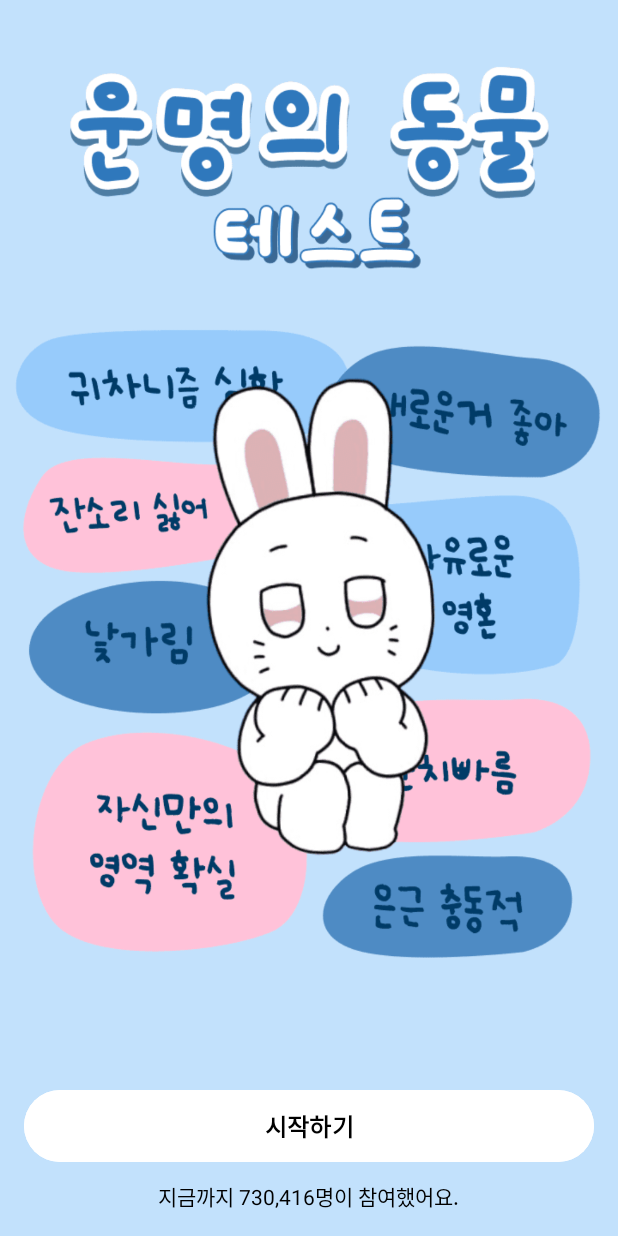
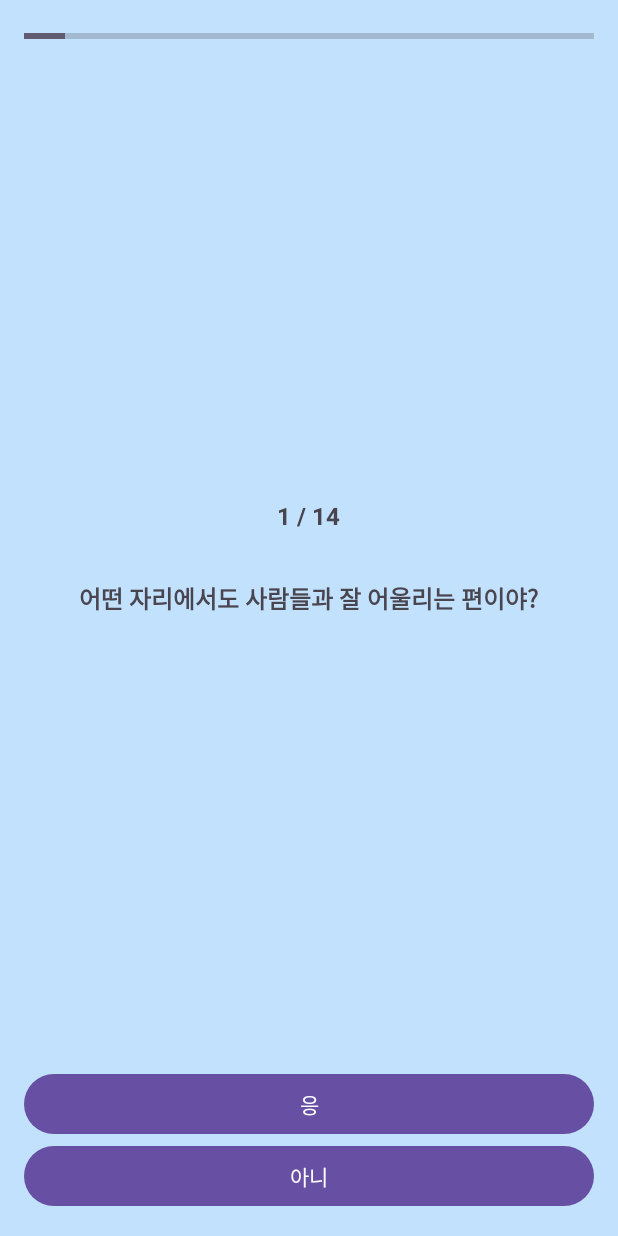
Before and after one commit to jinii9/7_androidStudio_project, an Android app: the screen it shows after launch (MainActivity before the commit, QuizActivity after it), after a tap on "시작하기", on a phone screen of 412 x 824 dp. Run offline under Robolectric (Android 15) with nearby library versions, the phone set to English and light mode, and no system bars.

Commit message:
QuizActivity

```diff
--- a/app/src/main/AndroidManifest.xml
+++ b/app/src/main/AndroidManifest.xml
@@ -13,6 +13,12 @@
         android:theme="@style/Theme.AnimalMbtiApp"
         tools:targetApi="31">
         <activity
+            android:name=".ResultActivity"
+            android:exported="false" />
+        <activity
+            android:name=".QuizActivity"
+            android:exported="false" />
+        <activity
             android:name=".MainActivity"
             android:exported="true">
             <intent-filter>
--- a/app/src/main/java/com/zoonmy/animalmbtiapp/MainActivity.kt
+++ b/app/src/main/java/com/zoonmy/animalmbtiapp/MainActivity.kt
@@ -1,22 +1,35 @@
 package com.zoonmy.animalmbtiapp
 
+import android.content.Intent
 import android.os.Bundle
 import android.widget.Button
-import androidx.activity.enableEdgeToEdge
+import androidx.activity.result.ActivityResult
+import androidx.activity.result.ActivityResultLauncher
+import androidx.activity.result.contract.ActivityResultContracts
 import androidx.appcompat.app.AppCompatActivity
-import androidx.core.view.ViewCompat
-import androidx.core.view.WindowInsetsCompat
+
 
 class MainActivity : AppCompatActivity() {
+    private lateinit var getResult: ActivityResultLauncher<Intent>
+
     override fun onCreate(savedInstanceState: Bundle?) {
         super.onCreate(savedInstanceState)
-        enableEdgeToEdge()
         setContentView(R.layout.activity_main)
+
+        getResult = registerForActivityResult(
+            ActivityResultContracts.StartActivityForResult()
+        ) { result ->
+            if (result.resultCode == RESULT_OK && result.data != null) {
+                val data = result.data!!.getStringExtra("resultKey")
+                // 결과 처리
+            }
+        }
 
         val startButton = findViewById<Button>(R.id.startButton)
 
         startButton.setOnClickListener {
-
+            val intent = Intent(this, QuizActivity::class.java)
+            getResult.launch(intent) // QuizActivity 실행
         }
     }
 }
--- /dev/null
+++ b/app/src/main/java/com/zoonmy/animalmbtiapp/QuizActivity.kt
@@ -0,0 +1,121 @@
+package com.zoonmy.animalmbtiapp
+
+import android.content.Intent
+import android.os.Bundle
+import android.util.Log
+import android.widget.Button
+import android.widget.ProgressBar
+import android.widget.TextView
+import androidx.activity.enableEdgeToEdge
+import androidx.appcompat.app.AppCompatActivity
+import androidx.core.view.ViewCompat
+import androidx.core.view.WindowInsetsCompat
+
+class QuizActivity : AppCompatActivity() {
+    private var currentQuestionIndex = 0 // 현재 질문의 인덱스
+    private val results = mutableMapOf(
+        "E" to 0, "I" to 0,
+        "N" to 0, "S" to 0,
+        "T" to 0, "F" to 0,
+        "J" to 0, "P" to 0
+    )
+
+    private val questions = listOf(
+        "어떤 자리에서도 사람들과 잘 어울리는 편이야?" to "E/I",
+        "새로운 사람 만나는 거 좋아해?" to "E/I",
+        "열린 결말의 영화를 좋아해?" to "N/S",
+        "싸울 때 잘잘못을 먼저 따지는 편이야?" to "T/F",
+        "새로운 사람과 대화할 때 말을 많이 하는 편이야?" to "E/I",
+        "너는 상상력이 풍부해?" to "N/S",
+        "주말에 쉬고 있는데 갑자기 친구가 나오라고 하면 나가?" to "E/I",
+        "갑자기 계획 바뀌면 스트레스 받는 편이야?" to "J/P",
+        "일상적인 루틴을 잘 지키는 편이야?" to "J/P",
+        "친구들이랑 대화 중에 '만약에...'라는 질문을 많이 해?" to "N/S",
+        "다른 사람들이 뭐라고 하든, 하고 싶은 거 하는 편이야?" to "T/F",
+        "팀플할 때, 분위기보다는\n효율성과 결과를 더 중요하게 생각해?" to "T/F",
+        "사람들과 함께 있으면 에너지가 더 생긴다고 느껴?" to "E/I",
+        "모든 일을 완벽하게 끝내야 다음으로 넘어가는 편이야?" to "J/P"
+    )
+
+    override fun onCreate(savedInstanceState: Bundle?) {
+        super.onCreate(savedInstanceState)
+        setContentView(R.layout.activity_quiz)
+
+        val progressBar = findViewById<ProgressBar>(R.id.progressBar)
+        val textViewProgress = findViewById<TextView>(R.id.textView)
+        val textViewQuestion = findViewById<TextView>(R.id.textView2)
+        val buttonYes = findViewById<Button>(R.id.button)
+        val buttonNo = findViewById<Button>(R.id.button2)
+
+        // ProgressBar 설정
+        progressBar.max = questions.size
+
+        // 첫 질문 표시
+        updateQuestion(textViewQuestion, textViewProgress, progressBar)
+
+        // "응" 버튼 클릭 시
+        buttonYes.setOnClickListener {
+            updateResult(true) // "예" 선택
+            nextQuestion(textViewQuestion, textViewProgress, progressBar)
+        }
+
+        // "아니" 버튼 클릭 시
+        buttonNo.setOnClickListener {
+            updateResult(false) // "아니오" 선택
+            nextQuestion(textViewQuestion, textViewProgress, progressBar)
+        }
+    }
+
+
+    private fun updateQuestion(
+        textViewQuestion: TextView,
+        textViewProgress: TextView,
+        progressBar: ProgressBar
+    ) {
+        if (currentQuestionIndex < questions.size) {
+            val (question, _) = questions[currentQuestionIndex]
+            textViewQuestion.text = question // 현재 질문 표시
+            textViewProgress.text = "${currentQuestionIndex + 1} / ${questions.size}" // 진행률 표시
+            progressBar.progress = currentQuestionIndex + 1
+        } else {
+            showResult() // 모든 질문이 끝난 경우 결과 표시
+        }
+    }
+
+    private fun updateResult(isYes: Boolean) {
+        val (_, dimension) = questions[currentQuestionIndex] // 현재 질문의 차원 가져오기
+        when (dimension) {
+            "E/I" -> if (isYes) results["E"] = results["E"]!! + 1 else results["I"] = results["I"]!! + 1
+            "N/S" -> if (isYes) results["N"] = results["N"]!! + 1 else results["S"] = results["S"]!! + 1
+            "T/F" -> if (isYes) results["T"] = results["T"]!! + 1 else results["F"] = results["F"]!! + 1
+            "J/P" -> if (isYes) results["J"] = results["J"]!! + 1 else results["P"] = results["P"]!! + 1
+        }
+    }
+
+    private fun nextQuestion(
+        textViewQuestion: TextView,
+        textViewProgress: TextView,
+        progressBar: ProgressBar
+    ) {
+        currentQuestionIndex++ // 다음 질문으로 이동
+        updateQuestion(textViewQuestion, textViewProgress, progressBar)
+    }
+
+    private fun showResult() {
+        val mbtiResult = calculateMBTI()
+        Log.d("QuizActivity", "MBTI Result: $mbtiResult")
+        val intent = Intent(this, ResultActivity::class.java)
+        intent.putExtra("MBTI_RESULT", mbtiResult)
+        startActivity(intent)
+        finish()
+    }
+
+    private fun calculateMBTI(): String {
+        return buildString {
+            append(if (results["E"]!! >= results["I"]!!) "E" else "I")
+            append(if (results["N"]!! >= results["S"]!!) "N" else "S")
+            append(if (results["T"]!! >= results["F"]!!) "T" else "F")
+            append(if (results["J"]!! >= results["P"]!!) "J" else "P")
+        }
+    }
+}
--- /dev/null
+++ b/app/src/main/res/layout/activity_quiz.xml
@@ -0,0 +1,58 @@
+<?xml version="1.0" encoding="utf-8"?>
+<LinearLayout xmlns:android="http://schemas.android.com/apk/res/android"
+    xmlns:app="http://schemas.android.com/apk/res-auto"
+    xmlns:tools="http://schemas.android.com/tools"
+    android:id="@+id/main"
+    android:layout_width="match_parent"
+    android:layout_height="match_parent"
+    android:background="#C2E1FD"
+    android:gravity="center_horizontal"
+    android:orientation="vertical"
+    android:padding="16dp"
+    tools:context=".QuizActivity">
+
+    <ProgressBar
+        android:id="@+id/progressBar"
+        style="@style/Widget.AppCompat.ProgressBar.Horizontal"
+        android:layout_width="match_parent"
+        android:layout_height="wrap_content" />
+
+    <LinearLayout
+        android:layout_width="match_parent"
+        android:layout_height="match_parent"
+        android:layout_weight="1"
+        android:gravity="center"
+        android:orientation="vertical">
+
+        <TextView
+            android:id="@+id/textView"
+            android:layout_width="wrap_content"
+            android:layout_height="wrap_content"
+            android:layout_marginVertical="16dp"
+            android:text="TextView"
+            android:textSize="16sp"
+            android:textStyle="bold" />
+
+        <TextView
+            android:id="@+id/textView2"
+            android:layout_width="wrap_content"
+            android:layout_height="wrap_content"
+            android:layout_marginVertical="16dp"
+            android:gravity="center_horizontal"
+            android:text="팀플 할 때, 분위기보다는\n효율성과 결과를 더 중요하게 생각해?"
+            android:textSize="16sp"
+            android:textStyle="bold" />
+    </LinearLayout>
+
+    <Button
+        android:id="@+id/button"
+        android:layout_width="match_parent"
+        android:layout_height="wrap_content"
+        android:text="응" />
+
+    <Button
+        android:id="@+id/button2"
+        android:layout_width="match_parent"
+        android:layout_height="wrap_content"
+        android:text="아니" />
+</LinearLayout>
```
Also changed, not shown: app/src/main/java/com/zoonmy/animalmbtiapp/ResultActivity.kt (added, +15 -0 lines), app/src/main/res/layout/activity_result.xml (added, +10 -0 lines).
